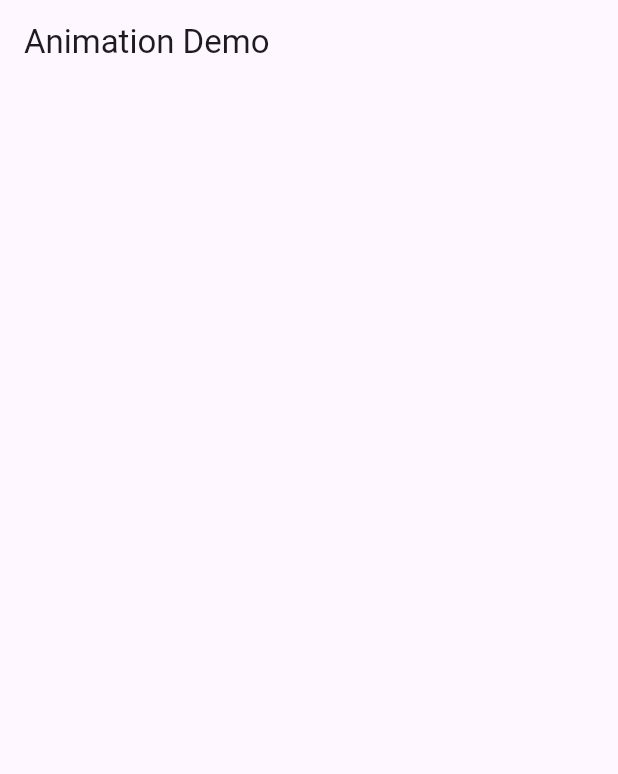
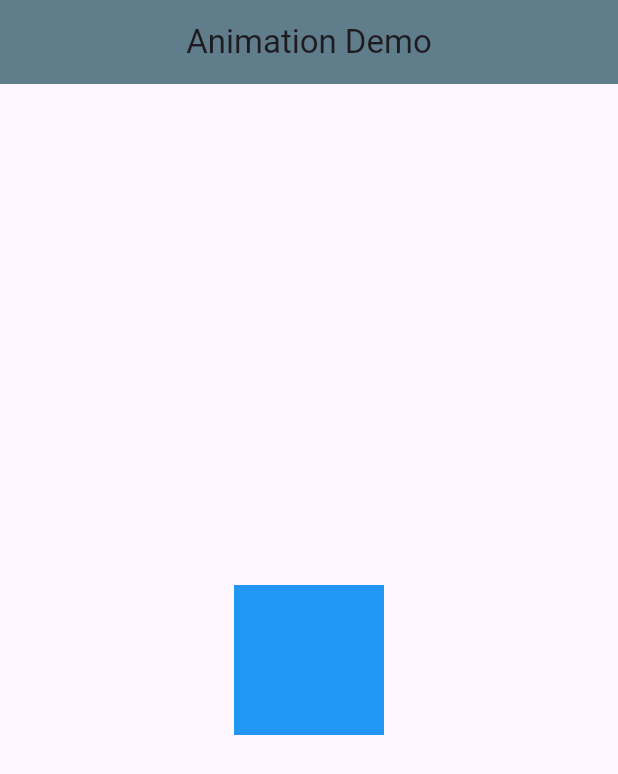
Before and after one commit to amenallahmenjli/Application-d-approximation, a Flutter app: the screen it shows after launch, on a phone screen of 412 x 824 dp. Shown: the top 774 px of the screen. Run offline on Flutter 3.47's test engine with Material 2 defaults, Android fonts, the light colour scheme and no system bars.

Commit message:
finished copying code from a tutorial to try it

```diff
--- a/lib/main.dart
+++ b/lib/main.dart
@@ -15,7 +15,7 @@ class MyApp extends StatelessWidget {
       theme: ThemeData(
         useMaterial3: true,
       ),
-      home: Home(),
+      home: const Home(),
     );
   }
 }
--- a/lib/screens/home.dart
+++ b/lib/screens/home.dart
@@ -1,16 +1,46 @@
 import 'package:flutter/material.dart';
 
 class Home extends StatefulWidget {
+  const Home({super.key});
+
   @override
   _HomeState createState() => _HomeState();
 }
 
-class _HomeState extends State<Home> {
+class _HomeState extends State<Home> with SingleTickerProviderStateMixin {
+  late AnimationController controller;
+  late Animation colorAnimation;
+  late Animation sizeAnimation;
+
+  @override
+  void initState() {
+    super.initState();
+    controller =
+        AnimationController(vsync: this, duration: const Duration(seconds: 2));
+    colorAnimation = ColorTween(begin: Colors.blue, end: Colors.yellow)
+      .animate(CurvedAnimation(parent: controller, curve: Curves.bounceOut));
+    sizeAnimation = Tween<double>(begin: 100.0, end: 200.0).animate(controller);
+
+    // In initState
+    controller.addListener(() {
+      setState(() {});
+    });
+  }
+
   @override
   Widget build(BuildContext context) {
     return Scaffold(
       appBar: AppBar(
-        title: Text("Animation Demo"),
+        backgroundColor: Colors.blueGrey,
+        centerTitle: true,
+        title: const Text("Animation Demo"),
+      ),
+      body: Center(
+        child: Container(
+          height: sizeAnimation.value,
+          width: sizeAnimation.value,
+          color: colorAnimation.value,
+        ),
       ),
     );
   }
```
